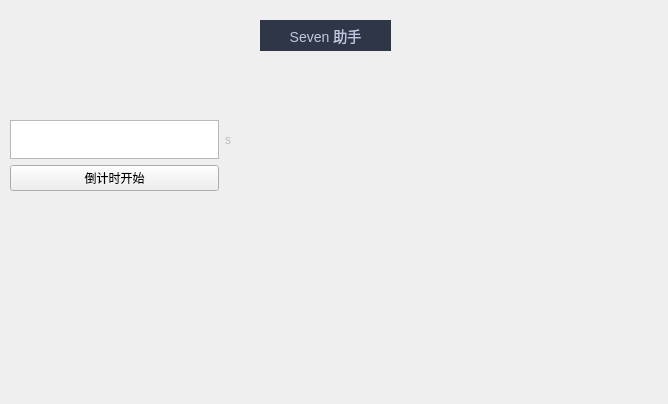
Old version of the form mainwindow.ui in the repository nhyilin/refactoring.
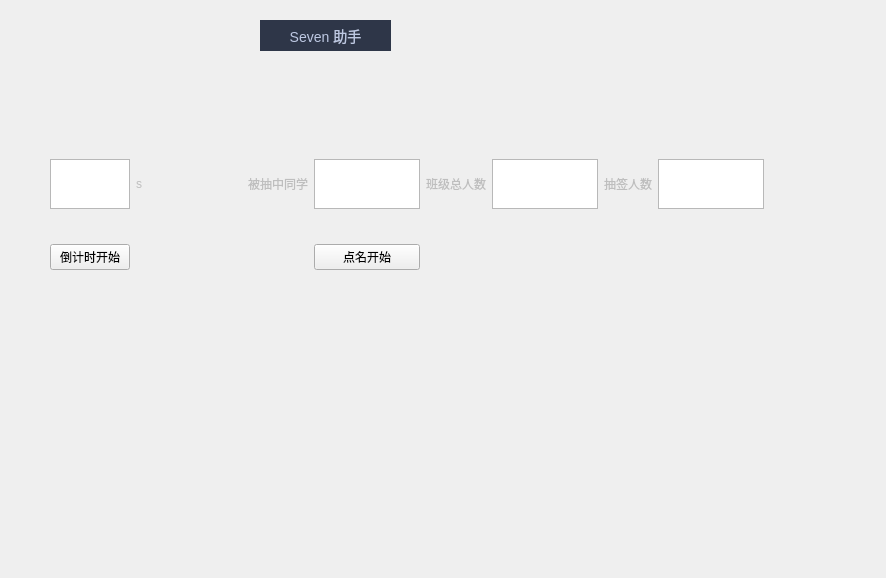
New version of the form.

```diff
--- a/mainwindow.ui
+++ b/mainwindow.ui
@@ -6,8 +6,8 @@
    <rect>
     <x>0</x>
     <y>0</y>
-    <width>668</width>
-    <height>404</height>
+    <width>886</width>
+    <height>578</height>
    </rect>
   </property>
   <property name="windowTitle">
@@ -44,12 +44,14 @@
   <widget class="QWidget" name="layoutWidget">
    <property name="geometry">
     <rect>
-     <x>10</x>
-     <y>120</y>
-     <width>221</width>
-     <height>71</height>
+     <x>50</x>
+     <y>130</y>
+     <width>714</width>
+     <height>171</height>
     </rect>
    </property>
+   <layout class="QHBoxLayout" name="horizontalLayout">
+    <item>
    <layout class="QGridLayout" name="gridLayout">
     <item row="0" column="0">
      <widget class="QTextEdit" name="textEdit">
@@ -57,11 +59,17 @@
        <bool>true</bool>
       </property>
       <property name="sizePolicy">
-       <sizepolicy hsizetype="Expanding" vsizetype="Minimum">
+         <sizepolicy hsizetype="Preferred" vsizetype="Preferred">
         <horstretch>0</horstretch>
         <verstretch>0</verstretch>
        </sizepolicy>
       </property>
+        <property name="maximumSize">
+         <size>
+          <width>16777215</width>
+          <height>50</height>
+         </size>
+        </property>
      </widget>
     </item>
     <item row="2" column="0">
@@ -85,6 +93,145 @@
        <string>s</string>
       </property>
      </widget>
+      </item>
+     </layout>
+    </item>
+    <item>
+     <spacer name="horizontalSpacer">
+      <property name="orientation">
+       <enum>Qt::Horizontal</enum>
+      </property>
+      <property name="sizeType">
+       <enum>QSizePolicy::Fixed</enum>
+      </property>
+      <property name="sizeHint" stdset="0">
+       <size>
+        <width>100</width>
+        <height>20</height>
+       </size>
+      </property>
+     </spacer>
+    </item>
+    <item>
+     <layout class="QGridLayout" name="gridLayout_2">
+      <item row="0" column="6">
+       <widget class="QTextEdit" name="textEdit_5">
+        <property name="enabled">
+         <bool>true</bool>
+        </property>
+        <property name="sizePolicy">
+         <sizepolicy hsizetype="Expanding" vsizetype="Minimum">
+          <horstretch>0</horstretch>
+          <verstretch>0</verstretch>
+         </sizepolicy>
+        </property>
+        <property name="maximumSize">
+         <size>
+          <width>16777215</width>
+          <height>50</height>
+         </size>
+        </property>
+       </widget>
+      </item>
+      <item row="0" column="4">
+       <widget class="QTextEdit" name="textEdit_4">
+        <property name="enabled">
+         <bool>true</bool>
+        </property>
+        <property name="sizePolicy">
+         <sizepolicy hsizetype="Expanding" vsizetype="Minimum">
+          <horstretch>0</horstretch>
+          <verstretch>0</verstretch>
+         </sizepolicy>
+        </property>
+        <property name="maximumSize">
+         <size>
+          <width>16777215</width>
+          <height>50</height>
+         </size>
+        </property>
+       </widget>
+      </item>
+      <item row="0" column="5">
+       <widget class="QLabel" name="label_6">
+        <property name="enabled">
+         <bool>false</bool>
+        </property>
+        <property name="maximumSize">
+         <size>
+          <width>16777215</width>
+          <height>50</height>
+         </size>
+        </property>
+        <property name="text">
+         <string>抽签人数</string>
+        </property>
+       </widget>
+      </item>
+      <item row="0" column="3">
+       <widget class="QLabel" name="label_5">
+        <property name="enabled">
+         <bool>false</bool>
+        </property>
+        <property name="maximumSize">
+         <size>
+          <width>16777215</width>
+          <height>50</height>
+         </size>
+        </property>
+        <property name="text">
+         <string>班级总人数</string>
+        </property>
+       </widget>
+      </item>
+      <item row="2" column="1">
+       <widget class="QPushButton" name="pushButton_2">
+        <property name="styleSheet">
+         <string notr="true">QPushButton:pressed {
+background-color: #1E90FF;
+}</string>
+        </property>
+        <property name="text">
+         <string>点名开始</string>
+        </property>
+       </widget>
+      </item>
+      <item row="0" column="0">
+       <widget class="QLabel" name="label_3">
+        <property name="enabled">
+         <bool>false</bool>
+        </property>
+        <property name="maximumSize">
+         <size>
+          <width>16777215</width>
+          <height>50</height>
+         </size>
+        </property>
+        <property name="text">
+         <string>被抽中同学</string>
+        </property>
+       </widget>
+      </item>
+      <item row="0" column="1">
+       <widget class="QTextEdit" name="textEdit_2">
+        <property name="enabled">
+         <bool>true</bool>
+        </property>
+        <property name="sizePolicy">
+         <sizepolicy hsizetype="Expanding" vsizetype="Minimum">
+          <horstretch>0</horstretch>
+          <verstretch>0</verstretch>
+         </sizepolicy>
+        </property>
+        <property name="maximumSize">
+         <size>
+          <width>16777215</width>
+          <height>50</height>
+         </size>
+        </property>
+       </widget>
+      </item>
+     </layout>
     </item>
    </layout>
   </widget>
```
Lines whose indentation alone changed are shown as unchanged.
